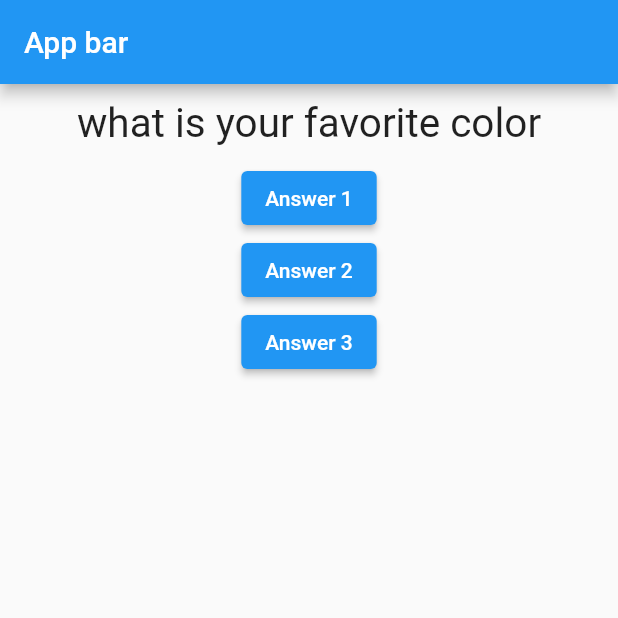
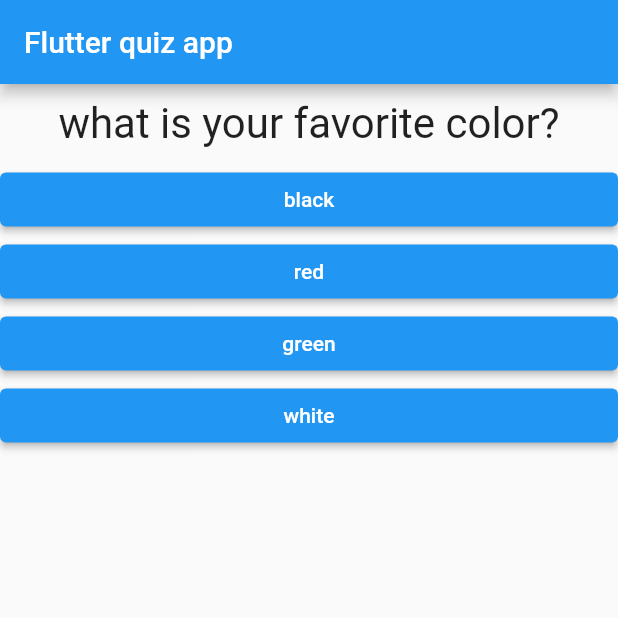
Before and after one commit to NgangaMichael/flutter-quiz-app, a Flutter app: the screen it shows after launch, on a phone screen of 412 x 824 dp, the top half of it. Run offline on Flutter 3.47's test engine with Material 2 defaults, Android fonts, the phone set to English and light mode, and no system bars.

Commit message:
made questions and answers dynamic, looped through the nested answers and displayed them, but on question 3 an error or index occurs

```diff
--- /dev/null
+++ b/lib/answer.dart
@@ -0,0 +1,21 @@
+import 'package:flutter/material.dart';
+
+
+class Answer extends StatelessWidget{
+
+  final VoidCallback selectHandler;
+  final String answerText;
+
+  Answer(this.selectHandler, this.answerText);
+
+  @override
+  Widget build(BuildContext context){
+    return Container(
+      width: double.infinity,
+      child: ElevatedButton(
+        onPressed: selectHandler,
+        child: Text(answerText)
+      ),
+    );
+  }
+}
--- a/lib/main.dart
+++ b/lib/main.dart
@@ -1,4 +1,5 @@
 import 'package:flutter/material.dart';
+import 'package:flutter_complete_guide/answer.dart';
 import './question.dart';
 void main (){
   runApp(MyApp());
@@ -28,20 +29,48 @@ class _MyAppState extends State<MyApp> {
 
   @override
   Widget build(BuildContext context) {
+    // we can use map or {} to indicate a map
     var questions = [
-      'what is your favorite color',
-      'what is your favorite animal',
+      {'questionText': 'what is your favorite color?',
+        'answers': [
+          'black',
+          'red',
+          'green',
+          'white'
+        ]
+      },
+      {'questionText': 'what is your favorite animal',
+        'answers': [
+          'rabbit',
+          'goat',
+          'lion',
+          'dog'
+        ]
+      },
+      {'questionText': 'what is your favorite car',
+        'answers': [
+          'tesla',
+          'toyota',
+          'hyundai',
+          'mercides'
+        ]
+      },
     ];
     return MaterialApp(home: Scaffold(
       appBar: AppBar(
-        title: Text('App bar'),
+        title: Text('Flutter quiz app'),
       ),
       body: Column(
         children: [
-          Questions(questions[_questionIndex]),
-          ElevatedButton(onPressed: _answerQuestion, child: Text('Answer 1')),
-          ElevatedButton(onPressed: _answerQuestion, child: Text('Answer 2')),
-          ElevatedButton(onPressed: _answerQuestion, child: Text('Answer 3'))
+          Questions(questions[_questionIndex]['questionText'] as String),
+
+          ...(questions[_questionIndex]['answers'] as List<String>).map((answer) {
+            return Answer(_answerQuestion, answer);
+          }).toList(),
+
+          // ElevatedButton(onPressed: _answerQuestion, child: Text('Answer 1')),
+          // ElevatedButton(onPressed: _answerQuestion, child: Text('Answer 2')),
+          // ElevatedButton(onPressed: _answerQuestion, child: Text('Answer 3'))
         ],
       )
       )
--- a/lib/question.dart
+++ b/lib/question.dart
@@ -11,10 +11,10 @@ class Questions extends StatelessWidget{
     return Container(
       // double infinity centers evrything
       width: double.infinity,
-      margin: EdgeInsets.all(10),
+      margin: const EdgeInsets.all(10),
       child: Text(
         questionText,
-        style: TextStyle(fontSize: 27),
+        style: const TextStyle(fontSize: 28),
         textAlign: TextAlign.center,
       )
     );
```
Also changed, not shown: pubspec.lock, 1 other file.
